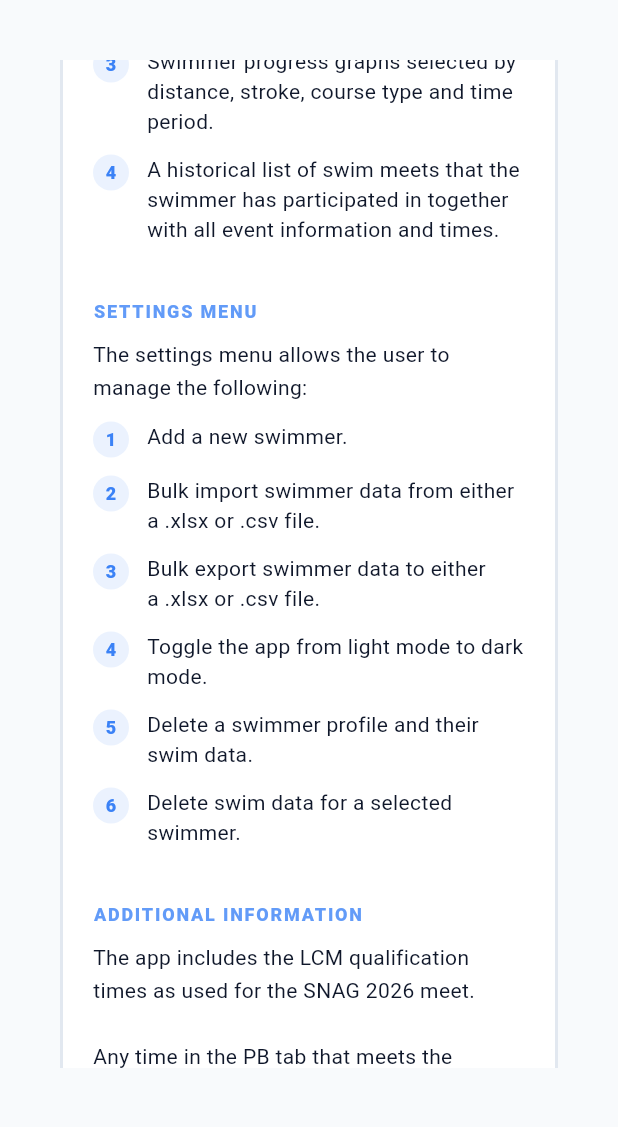
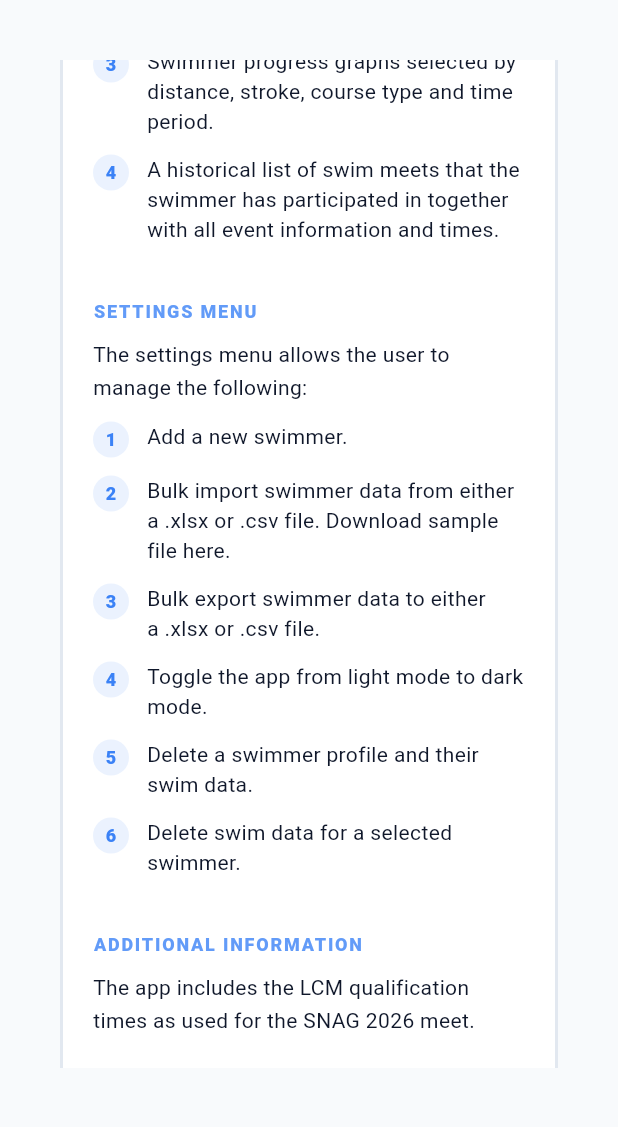
Before and after one commit to ianlorne1475/swimpb_tracker, a Flutter app: the screen it shows after launch, scrolled down 576 dp, on a phone screen of 412 x 824 dp, the part 84-1211 px from its top. Run offline on Flutter 3.47's test engine with Material 3 defaults, Android fonts, the phone set to English and light mode, and no system bars; drawn by our look-alikes of screenshot; our stand-ins replace csv, file_picker, fl_chart, image_picker, shared_preferences, sqflite; missing offline and left inert: excel, google_mlkit_text_recognition; accounts and stored records are empty.

Commit message:
Update help text and license for v0.5.0

```diff
--- a/lib/widgets/help_notes_tile.dart
+++ b/lib/widgets/help_notes_tile.dart
@@ -105,7 +105,7 @@
                     _buildBodyText(context, 'The settings menu allows the user to manage the following:'),
                     const SizedBox(height: 12),
                     _buildBulletItem(context, '1', 'Add a new swimmer.'),
-                    _buildBulletItem(context, '2', 'Bulk import swimmer data from either a .xlsx or .csv file.'),
+                    _buildBulletItem(context, '2', 'Bulk import swimmer data from either a .xlsx or .csv file. Download sample file here.'),
                     _buildBulletItem(context, '3', 'Bulk export swimmer data to either a .xlsx or .csv file.'),
                     _buildBulletItem(context, '4', 'Toggle the app from light mode to dark mode.'),
                     _buildBulletItem(context, '5', 'Delete a swimmer profile and their swim data.'),
@@ -117,7 +117,7 @@
 
                     const SizedBox(height: 24),
                     _buildSectionTitle(context, 'Contact'),
-                    _buildBodyText(context, 'trisoftsg@gmail.com'),
+                    _buildBodyText(context, 'tri_softsg@gmail.com'),
 
                     const SizedBox(height: 32),
                     const Divider(height: 1),
@@ -126,6 +126,8 @@
                     _buildBodyText(context, 'Copyright (c) 2026 Tri_SoftSG. All Rights Reserved.'),
                     const SizedBox(height: 12),
                     _buildBodyText(context, 'This software and associated documentation files are proprietary to Tri_SoftSG.'),
+                    const SizedBox(height: 12),
+                    _buildBodyText(context, 'Unauthorized copying, modification, or distribution of this software, via any medium, is strictly prohibited.'),
                 ],
               ),
             ),
```
